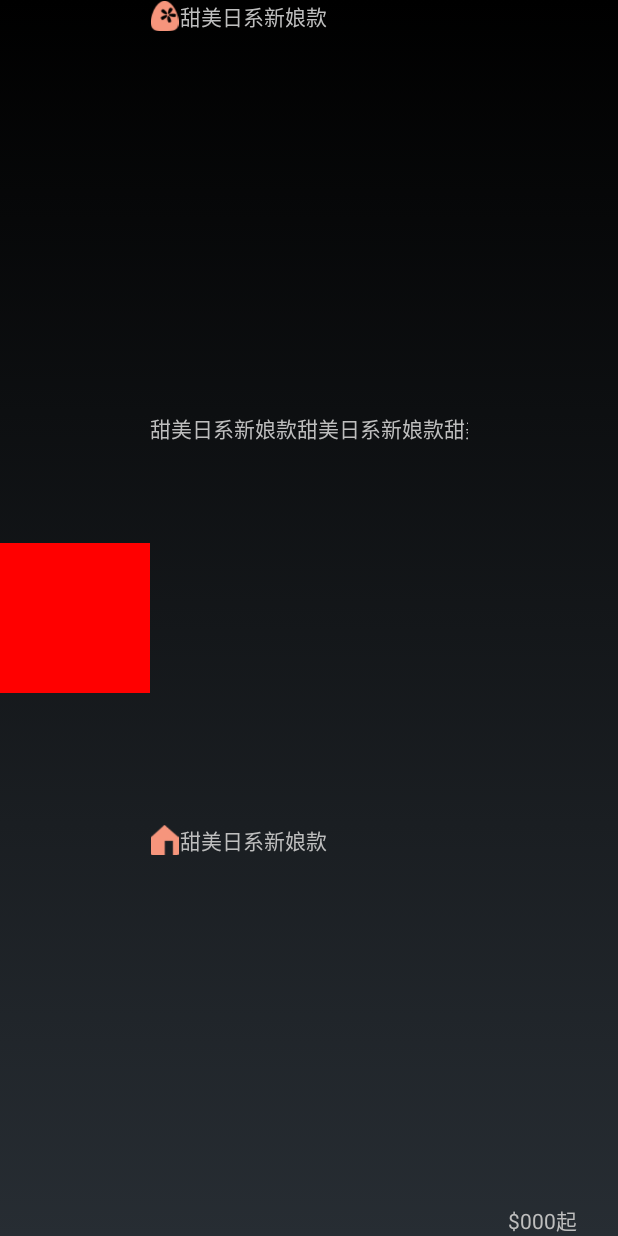
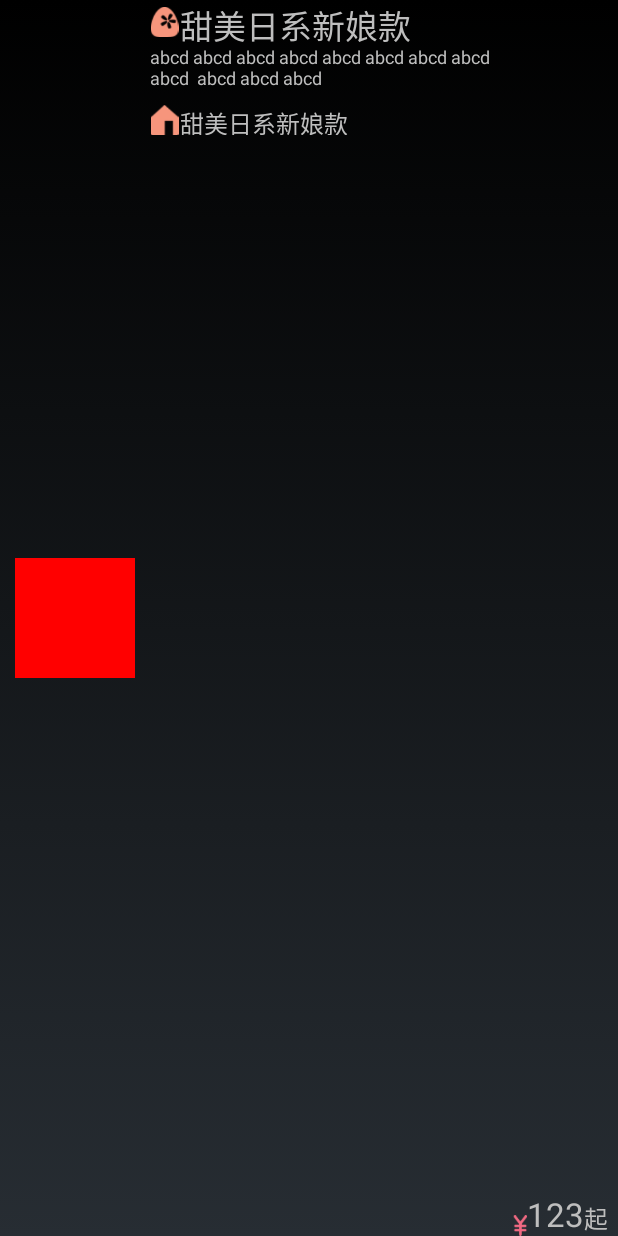
Before and after one commit to chao-zhou/NailD2D, an Android app: the layout item_packge.xml on its own in the app's theme, with its tools: preview values and no code run, on a phone screen of 412 x 824 dp. Run offline under Robolectric (Android 15) with nearby library versions, the phone set to English and light mode, and no system bars.

Commit message:
Basic layout finished
Need more work to make it look better

```diff
--- a/app/src/main/AndroidManifest.xml
+++ b/app/src/main/AndroidManifest.xml
@@ -1,18 +1,22 @@
 <?xml version="1.0" encoding="utf-8"?>
 <manifest xmlns:android="http://schemas.android.com/apk/res/android"
-    package="com.naild2d.android">
+    package="com.naild2d.android" >
 
     <application
         android:allowBackup="true"
         android:icon="@drawable/ic_launcher"
         android:label="@string/app_name"
-        android:theme="@android:style/Theme.NoTitleBar">
+        android:theme="@android:style/Theme.NoTitleBar" >
         <activity
             android:name=".MainActivity"
-            android:label="@string/app_name"></activity>
+            android:label="@string/app_name" />
         <activity
             android:name=".HomeActivity"
-            android:label="@string/app_name">
+            android:label="@string/app_name" >
+        </activity>
+        <activity
+            android:name=".PackageListActivity"
+            android:label="@string/title_activity_packagelist" >
             <intent-filter>
                 <action android:name="android.intent.action.MAIN" />
 
--- a/app/src/main/res/layout/activity_packagelist.xml
+++ b/app/src/main/res/layout/activity_packagelist.xml
@@ -46,6 +46,7 @@
 
         </RelativeLayout>
         <ListView
+            android:id="@+id/pkgls_list"
             android:layout_width="fill_parent"
             android:layout_height="fill_parent"
             android:divider="@drawable/pkgls_divider"
--- a/app/src/main/res/layout/item_packge.xml
+++ b/app/src/main/res/layout/item_packge.xml
@@ -1,73 +1,100 @@
 <?xml version="1.0" encoding="utf-8"?>
 <RelativeLayout xmlns:android="http://schemas.android.com/apk/res/android"
-    android:orientation="vertical" android:layout_width="match_parent"
-    android:layout_height="match_parent">
+    android:orientation="vertical"
+    android:layout_width="match_parent"
+    android:layout_height="match_parent"
+    android:background="@android:color/transparent">
 
     <ImageView
         android:id="@+id/item_thumbnail"
-        android:layout_width="100dp"
-        android:layout_height="100dp"
+        android:layout_margin="10dp"
+        android:layout_width="80dp"
+        android:layout_height="80dp"
         android:layout_alignParentLeft="true"
         android:layout_centerVertical="true"
         android:src="#FF0000"/>
 
     <TableLayout
         android:id="@+id/item_info"
-        android:layout_width="fill_parent"
-        android:layout_height="fill_parent"
-        android:orientation="vertical"
-        android:layout_centerVertical="true"
+        android:layout_width="match_parent"
+        android:layout_height="90dp"
         android:layout_toLeftOf="@+id/item_price"
         android:layout_toRightOf="@+id/item_thumbnail"
         android:layout_toEndOf="@+id/item_thumbnail">
-        <TableRow android:layout_weight="1">
-            <LinearLayout android:orientation="horizontal"  android:gravity="center_vertical">
+        <TableRow android:layout_weight="1" android:gravity="center_vertical">
+            <LinearLayout
+                android:orientation="horizontal"
+                android:gravity="center_vertical">
                 <ImageView
                     android:layout_height="20dp"
                     android:layout_width="20dp"
                     android:scaleType="centerInside"
                     android:src="@drawable/pkgls_icon_name_normal"/>
                 <TextView
+                    android:id="@+id/pkg_item_name"
                     android:layout_height="wrap_content"
                     android:layout_width="wrap_content"
+                    android:textSize="22sp"
                     android:text="甜美日系新娘款"/>
             </LinearLayout>
         </TableRow>
-        <TableRow android:layout_weight="1">
-            <TextView android:text="甜美日系新娘款甜美日系新娘款甜美日系新娘款甜美日系新娘款甜美日系新娘款"/>
+        <TableRow android:layout_weight="1" android:gravity="center_vertical">
+            <TextView
+                android:layout_height="wrap_content"
+                android:layout_width="wrap_content"
+                android:textSize="12sp"
+                android:maxLines="3"
+                android:lines="3"
+                android:ellipsize="end"
+                android:singleLine="false"
+                android:text="abcd abcd abcd abcd abcd abcd abcd abcd abcd  abcd abcd abcd"/>
         </TableRow>
-        <TableRow android:layout_weight="1">
+        <TableRow android:layout_weight="1" android:gravity="center_vertical">
             <LinearLayout android:orientation="horizontal"  android:gravity="center_vertical">
                 <ImageView
                     android:layout_height="20dp"
                     android:layout_width="20dp"
                     android:scaleType="centerInside"
                     android:src="@drawable/pkgls_icon_addr_normal"/>
-                <TextView android:layout_height="wrap_content" android:layout_width="wrap_content" android:text="甜美日系新娘款"/>
+                <TextView
+                    android:layout_height="wrap_content"
+                    android:layout_width="wrap_content"
+                    android:textSize="16sp"
+                    android:text="甜美日系新娘款"/>
             </LinearLayout>
         </TableRow>
     </TableLayout>
 
-    <LinearLayout
+    <RelativeLayout
         android:id="@+id/item_price"
-        android:layout_width="100dp"
+        android:layout_width="70dp"
         android:layout_height="wrap_content"
         android:layout_alignParentBottom="true"
-        android:layout_alignParentRight="true"
-        android:gravity="center_horizontal"
-        android:orientation="horizontal">
+        android:layout_alignParentRight="true">
+        <ImageView
+            android:id="@+id/pkg_item_yuan_icon"
+            android:layout_alignParentBottom="true"
+            android:layout_width="9dp"
+            android:layout_height="14dp"
+            android:scaleType="fitCenter"
+            android:src="@drawable/pkgls_icon_yuan_normal" />
+        <TextView
+            android:id="@+id/pkg_item_yuan_value"
+            android:layout_width="wrap_content"
+            android:layout_height="wrap_content"
+            android:text="123"
+            android:textSize="22sp"
+            android:layout_alignParentBottom="true"
+            android:layout_toRightOf="@+id/pkg_item_yuan_icon"
+            android:layout_toEndOf="@+id/pkg_item_yuan_icon" />
         <TextView
             android:layout_width="wrap_content"
             android:layout_height="wrap_content"
-            android:text="$"/>
-        <TextView
-            android:layout_width="wrap_content"
-            android:layout_height="wrap_content"
-            android:text="000"/>
-        <TextView
-            android:layout_width="wrap_content"
-            android:layout_height="wrap_content"
-            android:text="起"/>
-    </LinearLayout>
+            android:textSize="16sp"
+            android:text="起"
+            android:layout_alignParentBottom="true"
+            android:layout_toRightOf="@+id/pkg_item_yuan_value"
+            android:layout_toEndOf="@+id/pkg_item_yuan_value" />
+    </RelativeLayout>
 
 </RelativeLayout>
--- /dev/null
+++ b/app/src/main/res/menu/menu_packagelist.xml
@@ -0,0 +1,7 @@
+<menu xmlns:android="http://schemas.android.com/apk/res/android"
+    xmlns:app="http://schemas.android.com/apk/res-auto"
+    xmlns:tools="http://schemas.android.com/tools"
+    tools:context="com.naild2d.android.PackageListActivity">
+    <item android:id="@+id/action_settings" android:title="@string/action_settings"
+        android:orderInCategory="100" app:showAsAction="never" />
+</menu>
--- a/app/src/main/res/values/strings.xml
+++ b/app/src/main/res/values/strings.xml
@@ -5,5 +5,6 @@
     <string name="hello_world">Hello world!</string>
     <string name="action_settings">Settings</string>
     <string name="title_activity_home">HomeActivity</string>
+    <string name="title_activity_packagelist">PackagelistActivity</string>
 
 </resources>
```
